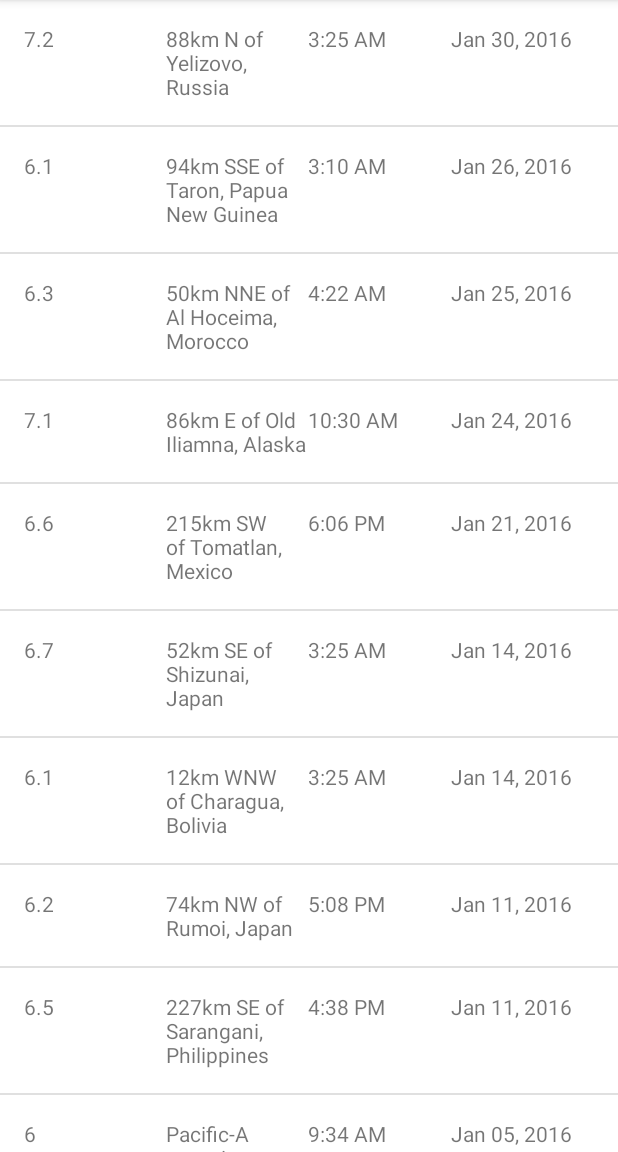
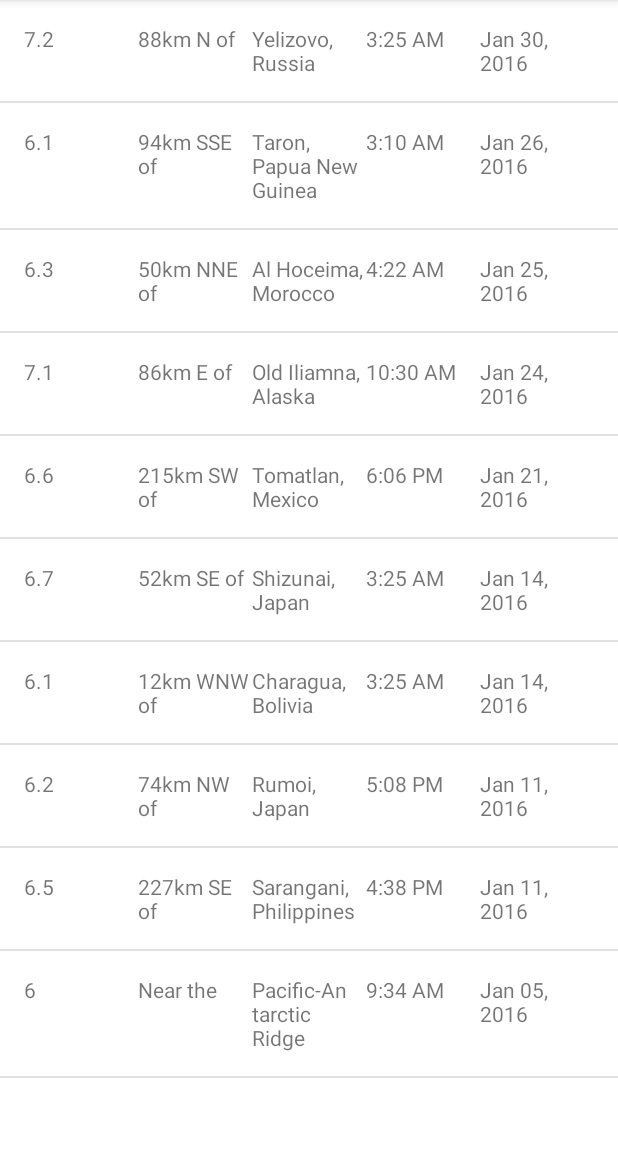
Before and after one commit to baothi250501/Android-App-Udacity-Project, an Android app: the screen it shows after launch (MainActivity), on a phone screen of 412 x 824 dp, the part 84-1236 px from its top. Run offline under Robolectric (Android 15) with nearby library versions, the phone set to English and light mode, and no system bars.

Commit message:
Update JSON Parsing - Split location into 2 TextViews

```diff
--- a/EarthquakeReport/app/src/main/java/com/example/earthquakereport/EarthquakeAdapter.java
+++ b/EarthquakeReport/app/src/main/java/com/example/earthquakereport/EarthquakeAdapter.java
@@ -1,5 +1,6 @@
 package com.example.earthquakereport;
 
+import android.annotation.SuppressLint;
 import android.content.Context;
 import android.view.LayoutInflater;
 import android.view.View;
@@ -16,6 +17,8 @@ import java.util.List;
  * based on a data source, which is a list of {@link AndroidFlavor} objects.
  * */
 public class EarthquakeAdapter extends ArrayAdapter<EarthquakeEvent> {
+
+    private static final String LOCATION_SEPARATOR = " of ";
 
     /**
      * This is our own custom constructor (it doesn't mirror a superclass constructor).
@@ -48,11 +51,29 @@ public class EarthquakeAdapter extends ArrayAdapter<EarthquakeEvent> {
         // set this text on the magnitude TextView
         magnitudeView.setText(currentEarthquake.getmMagnitude());
 
+        // Spit originalLocation to offsetLocation and primaryLocation
+        String originalLocation = currentEarthquake.getmLocation();
+        String offsetLocation;
+        String primaryLocation;
+
+        if (originalLocation.contains(LOCATION_SEPARATOR)) {
+            String[] parts = originalLocation.split(LOCATION_SEPARATOR);
+            offsetLocation = parts[0] + LOCATION_SEPARATOR;
+            primaryLocation = parts[1];
+        } else {
+            offsetLocation = getContext().getString(R.string.near_the);
+            primaryLocation = originalLocation;
+        }
+
         // Find the TextView in the list_item.xml layout with the ID location
-        TextView locationView = (TextView) listItemView.findViewById(R.id.location);
-        // Get the location from the current EarthquakeEvent object and
-        // set this text on the location TextView
-        locationView.setText(currentEarthquake.getmLocation());
+        TextView offsetLocationView = (TextView) listItemView.findViewById(R.id.offset_location);
+        // Set this text on the offset location TextView
+        offsetLocationView.setText(offsetLocation);
+
+        // Find the TextView in the list_item.xml layout with the ID location
+        TextView primaryLocationView = (TextView) listItemView.findViewById(R.id.primary_location);
+        // Set this text on the primary location TextView
+        primaryLocationView.setText(primaryLocation);
 
         //Create a new Date object from time in milliseconds of the earthquake
         Date dateObject = new Date (currentEarthquake.getmTimeMilliseconds());
@@ -76,12 +97,12 @@ public class EarthquakeAdapter extends ArrayAdapter<EarthquakeEvent> {
     }
 
     private String formatTime(Date dateObject) {
-        SimpleDateFormat dateFormat = new SimpleDateFormat("LLL dd, yyyy");
+        @SuppressLint("SimpleDateFormat") SimpleDateFormat dateFormat = new SimpleDateFormat("LLL dd, yyyy");
         return dateFormat.format(dateObject);
     }
 
     private String formatDate(Date dateObject) {
-        SimpleDateFormat timeFormat = new SimpleDateFormat("h:mm a");
+        @SuppressLint("SimpleDateFormat") SimpleDateFormat timeFormat = new SimpleDateFormat("h:mm a");
         return timeFormat.format(dateObject);
     }
 }
--- a/EarthquakeReport/app/src/main/res/layout/earthquake_list_item.xml
+++ b/EarthquakeReport/app/src/main/res/layout/earthquake_list_item.xml
@@ -14,7 +14,14 @@
         tools:text="5.5" />
 
     <TextView
-        android:id="@+id/location"
+        android:id="@+id/offset_location"
+        android:layout_width="0dp"
+        android:layout_height="wrap_content"
+        android:layout_weight="1"
+        tools:text="30km S of" />
+
+    <TextView
+        android:id="@+id/primary_location"
         android:layout_width="0dp"
         android:layout_height="wrap_content"
         android:layout_weight="1"
--- a/EarthquakeReport/app/src/main/res/values/strings.xml
+++ b/EarthquakeReport/app/src/main/res/values/strings.xml
@@ -1,3 +1,6 @@
 <resources>
     <string name="app_name">EarthquakeReport</string>
+    <!-- Default text to show with the earthquake location ("Near the Pacific-Antarctic Ridge")
+    if no specific kilometer distance from the primary location is given [CHAR LIMIT=30] -->
+    <string name="near_the">Near the</string>
 </resources>
```
